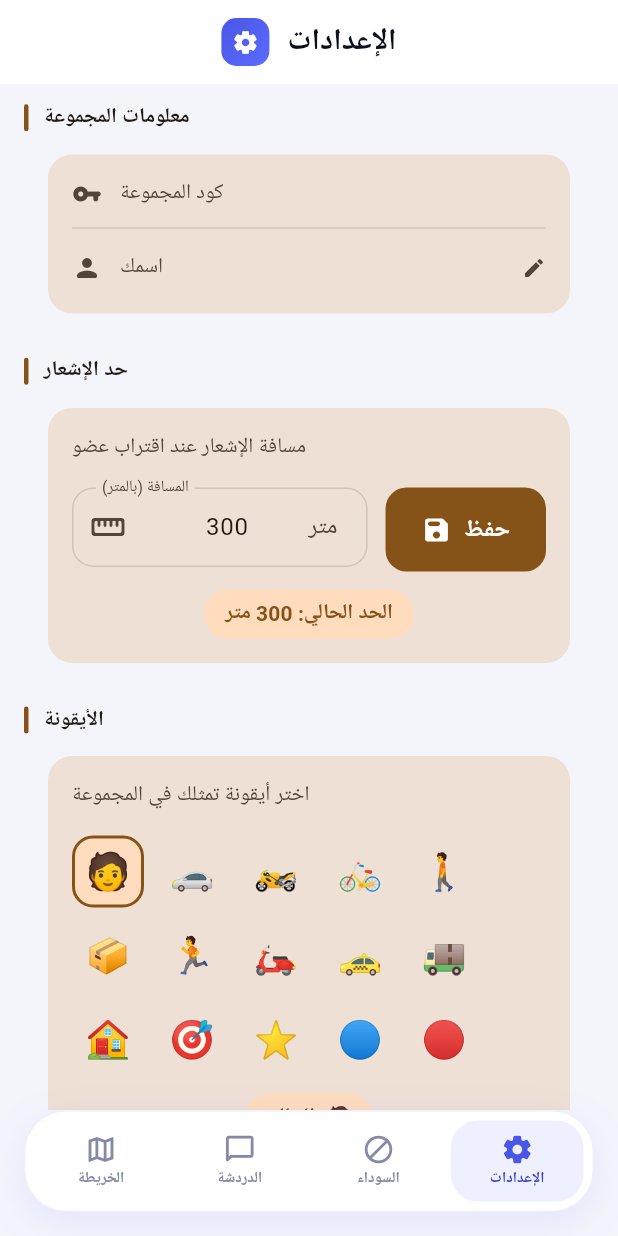
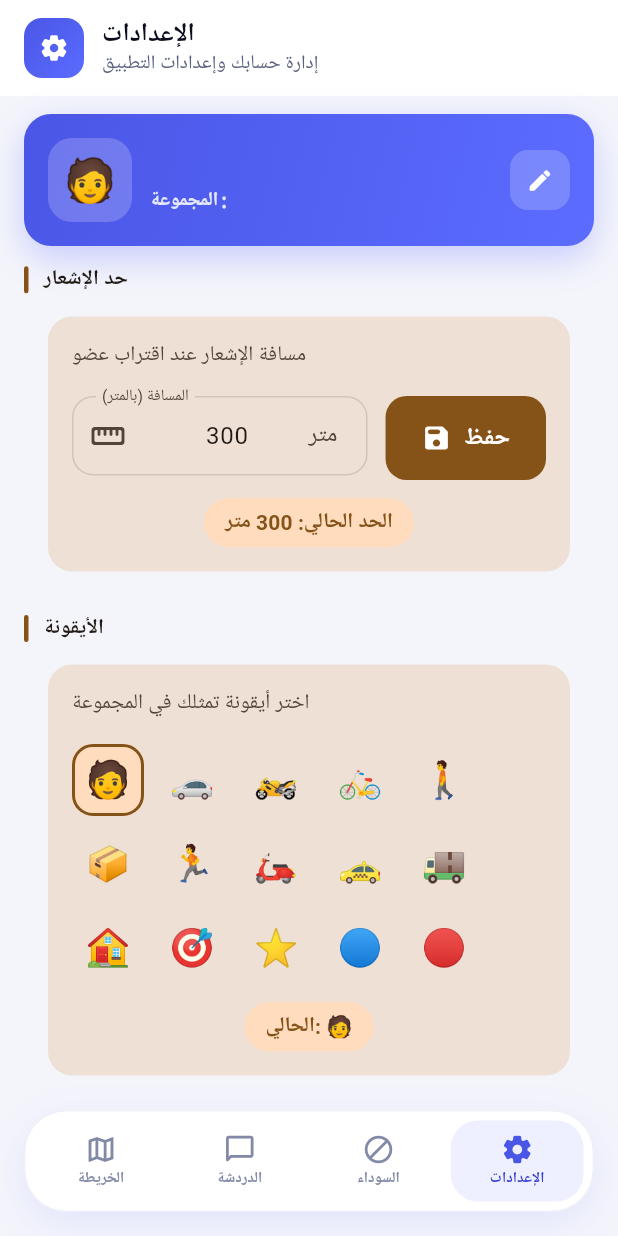
Before and after one commit to jomanibono-crypto/delivery-app, a Flutter app: the SettingsScreen screen opened directly with empty values, on a phone screen of 412 x 824 dp. Run offline on Flutter 3.47's test engine with Material 3 defaults, Android fonts, the phone set to English and light mode, and no system bars; our stand-ins replace firebase_auth, firebase_core, firebase_crashlytics, firebase_database, flutter_cache_manager, flutter_local_notifications and 9 more; missing offline and left inert: android_intent_plus, firebase_app_check, flutter_background_service; accounts and stored records are empty; network calls fail; Roboto replaces fonts that are missing (Cairo, Plus Jakarta Sans).

Commit message:
Design refresh: apply new UI across Chat, Map, and Settings screens (v1.9.2)

```diff
--- a/lib/screens/settings_screen.dart
+++ b/lib/screens/settings_screen.dart
@@ -12,7 +12,6 @@ import '../services/update_service.dart';
 import '../services/notification_service.dart';
 import '../widgets/update_dialog.dart';
 import '../widgets/section_header.dart';
-import '../widgets/info_row.dart';
 import '../widgets/threshold_input.dart';
 import '../widgets/avatar_picker.dart';
 import '../widgets/snooze_card.dart';
@@ -60,6 +59,7 @@ class _SettingsScreenState extends State<SettingsScreen> {
   bool _isLeaving = false;
   bool _systemAlertGranted = false;
   late String _userName;
+  String _myIcon = '🧑';
 
   // ── Update state ──
   String _currentVersion = '';
@@ -73,12 +73,18 @@ class _SettingsScreenState extends State<SettingsScreen> {
     _userName = widget.userName;
     _checkSystemAlert();
     _loadDashboard();
+    _loadIcon();
   }
 
   @override
   void dispose() {
     ForegroundScreenService().clear(ForegroundScreen.settings);
     super.dispose();
+  }
+
+  Future<void> _loadIcon() async {
+    final icon = await _localStorage.getUserIcon();
+    if (mounted) setState(() => _myIcon = icon ?? '🧑');
   }
 
   Future<void> _checkSystemAlert() async {
@@ -153,76 +159,136 @@ class _SettingsScreenState extends State<SettingsScreen> {
       appBar: AppBar(
         backgroundColor: AppColors.surface,
         elevation: 0,
-        scrolledUnderElevation: 1,
-        title: Row(
-          mainAxisSize: MainAxisSize.min,
+        scrolledUnderElevation: 0,
+        toolbarHeight: 0,
+      ),
+      body: ListView(
+        padding: EdgeInsets.zero,
+        children: [
+          // ── Redesigned Header ──
+          Container(
+            color: AppColors.surface,
+            child: SafeArea(
+              bottom: false,
+              child: Padding(
+                padding: const EdgeInsets.fromLTRB(
+                  AppSpacing.lg,
+                  AppSpacing.md,
+                  AppSpacing.lg,
+                  AppSpacing.md,
+                ),
+                child: Row(
                   children: [
                     Container(
-              width: 32,
-              height: 32,
-              decoration: const BoxDecoration(
+                      width: 40,
+                      height: 40,
+                      decoration: BoxDecoration(
                         gradient: AppColors.primaryGradient,
-                borderRadius: BorderRadius.all(Radius.circular(10)),
+                        borderRadius: BorderRadius.circular(12),
                       ),
                       child: const Icon(
                         Icons.settings_rounded,
                         color: Colors.white,
-                size: 18,
+                        size: 20,
                       ),
                     ),
                     const SizedBox(width: AppSpacing.md),
-            const Text('الإعدادات', style: AppTypography.titleLg),
+                    Expanded(
+                      child: Column(
+                        crossAxisAlignment: CrossAxisAlignment.start,
+                        mainAxisSize: MainAxisSize.min,
+                        children: [
+                          Text(
+                            'الإعدادات',
+                            style: AppTypography.titleMd,
+                          ),
+                          Text(
+                            'إدارة حسابك وإعدادات التطبيق',
+                            style: AppTypography.bodySm.copyWith(
+                              color: AppColors.ink500,
+                            ),
+                          ),
                         ],
                       ),
                     ),
-      body: ListView(
-        padding: const EdgeInsets.symmetric(horizontal: 16, vertical: 12),
-        children: [
-          SectionHeader(title: 'معلومات المجموعة'),
-          Card(
+                  ],
+                ),
+              ),
+            ),
+          ),
+
+          // ── Profile Hero Card ──
+          Padding(
+            padding: const EdgeInsets.fromLTRB(
+              AppSpacing.lg,
+              AppSpacing.md,
+              AppSpacing.lg,
+              0,
+            ),
+            child: Container(
+              decoration: BoxDecoration(
+                gradient: AppColors.primaryGradient,
+                borderRadius: BorderRadius.circular(AppRadius.lg),
+                boxShadow: AppColors.shadowGlowPrimary,
+              ),
               child: Padding(
-              padding: const EdgeInsets.all(16),
-              child: Column(
-                children: [
-                  InfoRow(
-                    icon: Icons.vpn_key_rounded,
-                    label: 'كود المجموعة',
-                    value: widget.groupCode,
-                  ),
-                  const Divider(height: 24),
-                  InkWell(
-                    borderRadius: BorderRadius.circular(8),
-                    onTap: () => _showChangeNameDialog(),
-                    child: Padding(
-                      padding: const EdgeInsets.symmetric(vertical: 4),
+                padding: const EdgeInsets.all(AppSpacing.lg),
                 child: Row(
                   children: [
-                          Icon(
-                            Icons.person_rounded,
-                            size: 20,
-                            color: theme.colorScheme.onSurfaceVariant,
+                    Container(
+                      width: 56,
+                      height: 56,
+                      decoration: BoxDecoration(
+                        color: Colors.white.withValues(alpha: 0.2),
+                        borderRadius: BorderRadius.circular(16),
                       ),
-                          const SizedBox(width: 12),
-                          Text(
-                            'اسمك',
-                            style: theme.textTheme.bodyMedium?.copyWith(
-                              color: theme.colorScheme.onSurfaceVariant,
+                      child: Center(
+                        child: Text(
+                          _myIcon,
+                          style: const TextStyle(fontSize: 28),
                         ),
                       ),
-                          const Spacer(),
+                    ),
+                    const SizedBox(width: AppSpacing.md),
+                    Expanded(
+                      child: Column(
+                        crossAxisAlignment: CrossAxisAlignment.start,
+                        children: [
                           Text(
                             _userName,
-                            style: theme.textTheme.titleSmall?.copyWith(
+                            style: AppTypography.titleLg.copyWith(
+                              color: Colors.white,
+                              fontWeight: FontWeight.w800,
+                            ),
+                          ),
+                          const SizedBox(height: 4),
+                          Text(
+                            'المجموعة: ${widget.groupCode}',
+                            style: AppTypography.bodySm.copyWith(
+                              color: Colors.white.withValues(alpha: 0.85),
+                              fontFamily: 'monospace',
                               fontWeight: FontWeight.w600,
                             ),
                           ),
-                          const SizedBox(width: 6),
-                          Icon(
+                        ],
+                      ),
+                    ),
+                    // Edit name button
+                    Material(
+                      color: Colors.white.withValues(alpha: 0.2),
+                      borderRadius: BorderRadius.circular(12),
+                      child: InkWell(
+                        onTap: _showChangeNameDialog,
+                        borderRadius: BorderRadius.circular(12),
+                        child: Container(
+                          width: 40,
+                          height: 40,
+                          alignment: Alignment.center,
+                          child: const Icon(
                             Icons.edit_rounded,
-                            size: 16,
-                            color: theme.colorScheme.onSurfaceVariant,
+                            color: Colors.white,
+                            size: 18,
                           ),
-                        ],
                         ),
                       ),
                     ),
@@ -230,7 +296,14 @@ class _SettingsScreenState extends State<SettingsScreen> {
                 ),
               ),
             ),
-          const SizedBox(height: 24),
+          ),
+
+          // ── Settings Sections ──
+          Padding(
+            padding: const EdgeInsets.symmetric(horizontal: 16, vertical: 12),
+            child: Column(
+              crossAxisAlignment: CrossAxisAlignment.start,
+              children: [
                 SectionHeader(title: 'حد الإشعار'),
           ThresholdInput(appSettings: _appSettings),
           const SizedBox(height: 24),
@@ -560,6 +633,9 @@ class _SettingsScreenState extends State<SettingsScreen> {
             ),
           ),
           const SizedBox(height: 40),
+              ],
+            ),
+          ),
         ],
       ),
       bottomNavigationBar: _buildBottomNav(),
--- a/pubspec.yaml
+++ b/pubspec.yaml
@@ -1,7 +1,7 @@
 name: glovo_mate
 description: "GlovoMate – Track delivery drivers in real-time."
 publish_to: 'none'
-version: 1.9.1+43
+version: 1.9.2+44
 
 environment:
   sdk: ^3.12.2
```
Also changed, not shown: lib/screens/chat_screen.dart (+48 -13 lines), lib/screens/map_screen.dart (+28 -14 lines). Lines whose indentation alone changed are shown as unchanged.
